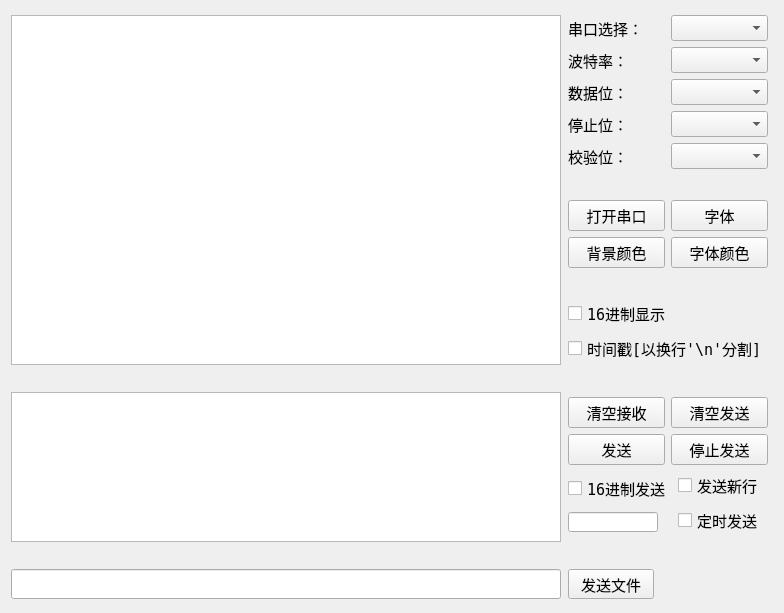
SandroDickens/SupperCOM, file SerialPortDbg/mainwidget.ui: the form before one commit.
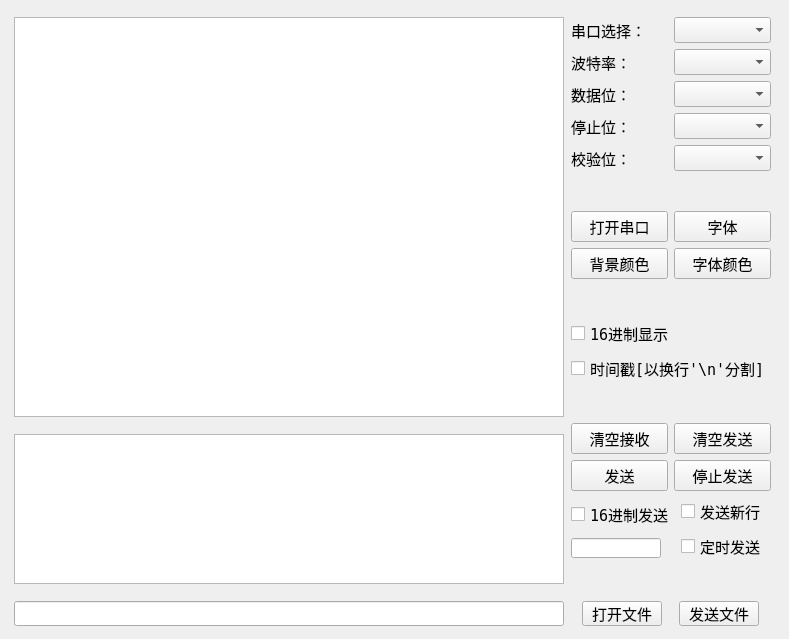
The form after the commit.

What changed in the file:
```diff
--- a/SerialPortDbg/mainwidget.ui
+++ b/SerialPortDbg/mainwidget.ui
@@ -6,8 +6,8 @@
    <rect>
     <x>0</x>
     <y>0</y>
-    <width>784</width>
-    <height>613</height>
+    <width>789</width>
+    <height>639</height>
    </rect>
   </property>
   <property name="sizePolicy">
@@ -28,30 +28,30 @@
   <property name="windowTitle">
    <string>SerialPortDebugger</string>
   </property>
-  <widget class="QWidget" name="layoutWidget">
+  <widget class="QWidget" name="">
    <property name="geometry">
     <rect>
-     <x>10</x>
-     <y>15</y>
+     <x>13</x>
+     <y>17</y>
      <width>761</width>
-     <height>584</height>
+     <height>609</height>
     </rect>
    </property>
-   <layout class="QHBoxLayout" name="horizontalLayout_2">
+   <layout class="QHBoxLayout" name="horizontalLayout_3">
     <item>
      <layout class="QVBoxLayout" name="verticalLayout_5">
       <item>
-       <widget class="QTextEdit" name="recvTextEdit">
+       <widget class="QTextBrowser" name="recvTextBrowser">
         <property name="minimumSize">
          <size>
           <width>550</width>
-          <height>350</height>
+          <height>400</height>
          </size>
         </property>
         <property name="maximumSize">
          <size>
           <width>550</width>
-          <height>350</height>
+          <height>400</height>
          </size>
         </property>
        </widget>
@@ -64,7 +64,7 @@
         <property name="sizeHint" stdset="0">
          <size>
           <width>20</width>
-          <height>13</height>
+          <height>3</height>
          </size>
         </property>
        </spacer>
@@ -93,7 +93,7 @@
         <property name="sizeHint" stdset="0">
          <size>
           <width>20</width>
-          <height>13</height>
+          <height>3</height>
          </size>
         </property>
        </spacer>
@@ -103,19 +103,19 @@
         <property name="minimumSize">
          <size>
           <width>550</width>
-          <height>30</height>
+          <height>25</height>
          </size>
         </property>
         <property name="maximumSize">
          <size>
           <width>550</width>
-          <height>30</height>
+          <height>25</height>
          </size>
         </property>
         <property name="font">
          <font>
           <family>DejaVu Sans Mono</family>
-          <pointsize>11</pointsize>
+          <pointsize>9</pointsize>
          </font>
         </property>
        </widget>
@@ -123,7 +123,7 @@
      </layout>
     </item>
     <item>
-     <layout class="QVBoxLayout" name="verticalLayout_4">
+     <layout class="QVBoxLayout" name="verticalLayout_3">
       <item>
        <layout class="QGridLayout" name="gridLayout">
         <item row="0" column="0">
@@ -345,8 +345,6 @@
        </spacer>
       </item>
       <item>
-       <layout class="QVBoxLayout" name="verticalLayout_3">
-        <item>
          <layout class="QGridLayout" name="gridLayout_3">
           <item row="1" column="0">
            <widget class="QPushButton" name="sendBtn">
@@ -471,12 +469,45 @@
          </spacer>
         </item>
         <item>
-         <widget class="QToolButton" name="sendFileBtn">
+       <layout class="QHBoxLayout" name="horizontalLayout_2">
+        <item>
+         <widget class="QToolButton" name="openFileBtn">
+          <property name="minimumSize">
+           <size>
+            <width>80</width>
+            <height>25</height>
+           </size>
+          </property>
+          <property name="maximumSize">
+           <size>
+            <width>80</width>
+            <height>25</height>
+           </size>
+          </property>
           <property name="font">
            <font>
             <family>DejaVu Sans Mono</family>
             <pointsize>11</pointsize>
            </font>
+          </property>
+          <property name="text">
+           <string>打开文件</string>
+          </property>
+         </widget>
+        </item>
+        <item>
+         <widget class="QPushButton" name="sendFileBtn">
+          <property name="minimumSize">
+           <size>
+            <width>80</width>
+            <height>25</height>
+           </size>
+          </property>
+          <property name="maximumSize">
+           <size>
+            <width>80</width>
+            <height>25</height>
+           </size>
           </property>
           <property name="text">
            <string>发送文件</string>
```
Lines whose indentation alone changed are shown as unchanged.
